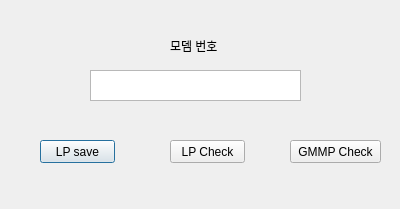
Above: untitled.ui from remain89/seleniumtest before the change. Below: the same form after it.
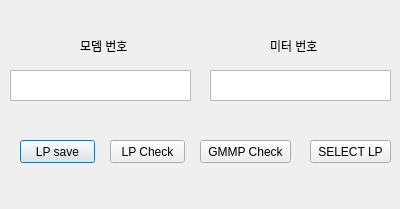
That is the form after the change.

Commit message: add Selective LP GMMP

```diff
--- a/untitled.ui
+++ b/untitled.ui
@@ -16,9 +16,9 @@
   <widget class="QTextEdit" name="textEdit">
    <property name="geometry">
     <rect>
-     <x>90</x>
+     <x>10</x>
      <y>70</y>
-     <width>211</width>
+     <width>181</width>
      <height>31</height>
     </rect>
    </property>
@@ -26,7 +26,7 @@
   <widget class="QPushButton" name="pushButton">
    <property name="geometry">
     <rect>
-     <x>40</x>
+     <x>20</x>
      <y>140</y>
      <width>75</width>
      <height>23</height>
@@ -39,7 +39,7 @@
   <widget class="QPushButton" name="pushButton_2">
    <property name="geometry">
     <rect>
-     <x>170</x>
+     <x>110</x>
      <y>140</y>
      <width>75</width>
      <height>23</height>
@@ -52,7 +52,7 @@
   <widget class="QPushButton" name="pushButton_3">
    <property name="geometry">
     <rect>
-     <x>290</x>
+     <x>200</x>
      <y>140</y>
      <width>91</width>
      <height>23</height>
@@ -65,7 +65,7 @@
   <widget class="QLabel" name="label">
    <property name="geometry">
     <rect>
-     <x>170</x>
+     <x>80</x>
      <y>40</y>
      <width>56</width>
      <height>12</height>
@@ -75,6 +75,42 @@
     <string>모뎀 번호</string>
    </property>
   </widget>
+  <widget class="QPushButton" name="pushButton_4">
+   <property name="geometry">
+    <rect>
+     <x>310</x>
+     <y>140</y>
+     <width>81</width>
+     <height>23</height>
+    </rect>
+   </property>
+   <property name="text">
+    <string>SELECT LP</string>
+   </property>
+  </widget>
+  <widget class="QTextEdit" name="textEdit_2">
+   <property name="geometry">
+    <rect>
+     <x>210</x>
+     <y>70</y>
+     <width>181</width>
+     <height>31</height>
+    </rect>
+   </property>
+  </widget>
+  <widget class="QLabel" name="label_2">
+   <property name="geometry">
+    <rect>
+     <x>270</x>
+     <y>40</y>
+     <width>56</width>
+     <height>12</height>
+    </rect>
+   </property>
+   <property name="text">
+    <string>미터 번호</string>
+   </property>
+  </widget>
  </widget>
  <resources/>
  <connections/>
```
The commit also changes 2 other files.
